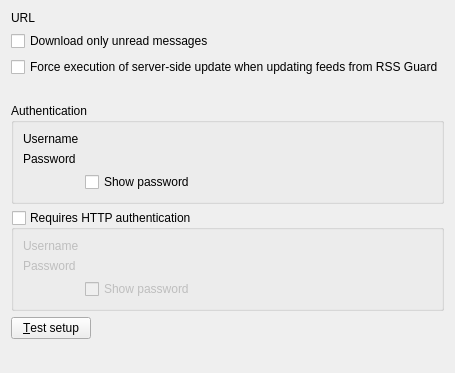
First picture: the form in src/librssguard/services/tt-rss/gui/ttrssaccountdetails.ui, repository norbusan/rssguard-debian, before the edit.
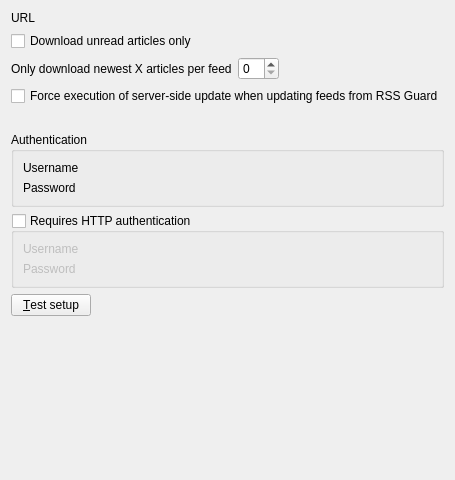
Second picture: the form after the edit. Custom widgets are drawn as their Qt base class.

What changed in the file:
```diff
--- a/src/librssguard/services/tt-rss/gui/ttrssaccountdetails.ui
+++ b/src/librssguard/services/tt-rss/gui/ttrssaccountdetails.ui
@@ -6,11 +6,24 @@
    <rect>
     <x>0</x>
     <y>0</y>
-    <width>429</width>
-    <height>373</height>
+    <width>432</width>
+    <height>480</height>
    </rect>
   </property>
   <layout class="QFormLayout" name="formLayout">
+   <item row="8" column="0">
+    <spacer name="verticalSpacer">
+     <property name="orientation">
+      <enum>Qt::Vertical</enum>
+     </property>
+     <property name="sizeHint" stdset="0">
+      <size>
+       <width>408</width>
+       <height>30</height>
+      </size>
+     </property>
+    </spacer>
+   </item>
    <item row="0" column="0" colspan="2">
     <layout class="QHBoxLayout" name="horizontalLayout">
      <item>
@@ -31,18 +44,55 @@
    <item row="1" column="0" colspan="2">
     <widget class="QCheckBox" name="m_checkDownloadOnlyUnreadMessages">
      <property name="text">
-      <string>Download only unread messages</string>
+      <string>Download unread articles only</string>
      </property>
     </widget>
    </item>
    <item row="2" column="0" colspan="2">
+    <layout class="QHBoxLayout" name="horizontalLayout_3">
+     <item>
+      <widget class="QLabel" name="label">
+       <property name="text">
+        <string>Only download newest X articles per feed</string>
+       </property>
+       <property name="buddy">
+        <cstring>m_spinLimitMessages</cstring>
+       </property>
+      </widget>
+     </item>
+     <item>
+      <widget class="MessageCountSpinBox" name="m_spinLimitMessages">
+       <property name="maximumSize">
+        <size>
+         <width>140</width>
+         <height>16777215</height>
+        </size>
+       </property>
+      </widget>
+     </item>
+     <item>
+      <spacer name="horizontalSpacer">
+       <property name="orientation">
+        <enum>Qt::Horizontal</enum>
+       </property>
+       <property name="sizeHint" stdset="0">
+        <size>
+         <width>40</width>
+         <height>20</height>
+        </size>
+       </property>
+      </spacer>
+     </item>
+    </layout>
+   </item>
+   <item row="3" column="0" colspan="2">
     <widget class="QCheckBox" name="m_checkServerSideUpdate">
      <property name="text">
       <string>Force execution of server-side update when updating feeds from RSS Guard</string>
      </property>
     </widget>
    </item>
-   <item row="3" column="0" colspan="2">
+   <item row="4" column="0" colspan="2">
     <widget class="QLabel" name="m_lblServerSideUpdateInformation">
      <property name="text">
       <string/>
@@ -52,7 +102,7 @@
      </property>
     </widget>
    </item>
-   <item row="4" column="0" colspan="2">
+   <item row="5" column="0" colspan="2">
     <widget class="QGroupBox" name="m_gbAuthentication">
      <property name="toolTip">
       <string>Some feeds require authentication, including GMail feeds. BASIC, NTLM-2 and DIGEST-MD5 authentication schemes are supported.</string>
@@ -90,20 +140,10 @@
       <item row="1" column="1">
        <widget class="LineEditWithStatus" name="m_txtPassword" native="true"/>
       </item>
-      <item row="0" column="1">
-       <widget class="LineEditWithStatus" name="m_txtUsername" native="true"/>
-      </item>
-      <item row="2" column="1">
-       <widget class="QCheckBox" name="m_checkShowPassword">
-        <property name="text">
-         <string>Show password</string>
-        </property>
-       </widget>
-      </item>
      </layout>
     </widget>
    </item>
-   <item row="5" column="0" colspan="2">
+   <item row="6" column="0" colspan="2">
     <widget class="QGroupBox" name="m_gbHttpAuthentication">
      <property name="toolTip">
       <string>Some feeds require authentication, including GMail feeds. BASIC, NTLM-2 and DIGEST-MD5 authentication schemes are supported.</string>
@@ -147,24 +187,19 @@
       <item row="1" column="1">
        <widget class="LineEditWithStatus" name="m_txtHttpPassword" native="true"/>
       </item>
-      <item row="2" column="1">
-       <widget class="QCheckBox" name="m_checkShowHttpPassword">
-        <property name="text">
-         <string>Show password</string>
-        </property>
-       </widget>
-      </item>
      </layout>
     </widget>
    </item>
-   <item row="6" column="0">
+   <item row="7" column="0" colspan="2">
+    <layout class="QHBoxLayout" name="horizontalLayout_2">
+     <item>
     <widget class="QPushButton" name="m_btnTestSetup">
      <property name="text">
       <string>&amp;Test setup</string>
      </property>
     </widget>
    </item>
-   <item row="6" column="1">
+     <item>
     <widget class="LabelWithStatus" name="m_lblTestResult" native="true">
      <property name="sizePolicy">
       <sizepolicy hsizetype="Expanding" vsizetype="Preferred">
@@ -177,34 +212,28 @@
      </property>
     </widget>
    </item>
-   <item row="7" column="0" colspan="2">
-    <spacer name="verticalSpacer">
-     <property name="orientation">
-      <enum>Qt::Vertical</enum>
-     </property>
-     <property name="sizeHint" stdset="0">
-      <size>
-       <width>408</width>
-       <height>30</height>
-      </size>
-     </property>
-    </spacer>
+    </layout>
    </item>
   </layout>
  </widget>
  <customwidgets>
-  <customwidget>
-   <class>LineEditWithStatus</class>
-   <extends>QWidget</extends>
-   <header>lineeditwithstatus.h</header>
-   <container>1</container>
-  </customwidget>
   <customwidget>
    <class>LabelWithStatus</class>
    <extends>QWidget</extends>
    <header>labelwithstatus.h</header>
    <container>1</container>
   </customwidget>
+  <customwidget>
+   <class>LineEditWithStatus</class>
+   <extends>QWidget</extends>
+   <header>lineeditwithstatus.h</header>
+   <container>1</container>
+  </customwidget>
+  <customwidget>
+   <class>MessageCountSpinBox</class>
+   <extends>QSpinBox</extends>
+   <header>messagecountspinbox.h</header>
+  </customwidget>
  </customwidgets>
  <resources/>
  <connections/>
```
Left out of the diff: 3 changed lines with no effect on the pictures. Lines whose indentation alone changed are shown as unchanged.
